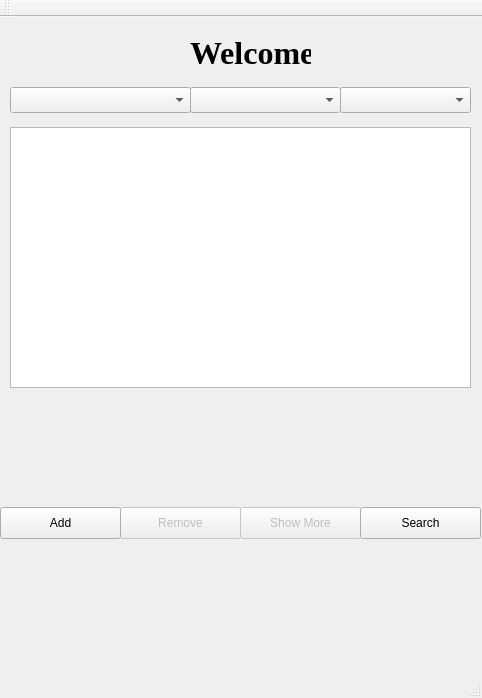
Above: mainwindow.ui from HKH515/VLN56 before the change. Below: the same form after it.
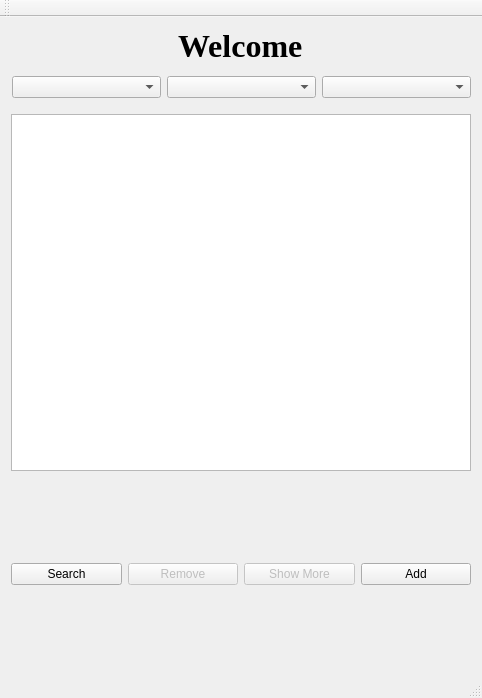
That is the form after the change.

Commit message: main window and some debugging

Patch:
```diff
--- a/mainwindow.ui
+++ b/mainwindow.ui
@@ -2,6 +2,9 @@
 <ui version="4.0">
  <class>MainWindow</class>
  <widget class="QMainWindow" name="MainWindow">
+  <property name="enabled">
+   <bool>true</bool>
+  </property>
   <property name="geometry">
    <rect>
     <x>0</x>
@@ -14,55 +17,11 @@
    <string>MainWindow</string>
   </property>
   <widget class="QWidget" name="centralWidget">
-   <widget class="QListView" name="listView">
-    <property name="geometry">
-     <rect>
-      <x>10</x>
-      <y>110</y>
-      <width>461</width>
-      <height>261</height>
-     </rect>
-    </property>
-   </widget>
-   <widget class="QComboBox" name="type_dropdown">
-    <property name="geometry">
-     <rect>
-      <x>10</x>
-      <y>70</y>
-      <width>181</width>
-      <height>26</height>
-     </rect>
-    </property>
-   </widget>
-   <widget class="QComboBox" name="sort_column_dropdown">
-    <property name="geometry">
-     <rect>
-      <x>190</x>
-      <y>70</y>
-      <width>151</width>
-      <height>26</height>
-     </rect>
-    </property>
-   </widget>
-   <widget class="QComboBox" name="sort_order_dropdown">
-    <property name="geometry">
-     <rect>
-      <x>340</x>
-      <y>70</y>
-      <width>131</width>
-      <height>26</height>
-     </rect>
-    </property>
-   </widget>
+   <layout class="QVBoxLayout" name="verticalLayout">
+    <item>
+     <layout class="QVBoxLayout" name="verticalLayout_2">
+      <item alignment="Qt::AlignHCenter">
    <widget class="QLabel" name="label">
-    <property name="geometry">
-     <rect>
-      <x>190</x>
-      <y>20</y>
-      <width>121</width>
-      <height>31</height>
-     </rect>
-    </property>
     <property name="font">
      <font>
       <family>Georgia</family>
@@ -75,64 +34,106 @@
      <string>Welcome</string>
     </property>
    </widget>
+      </item>
+     </layout>
+    </item>
+    <item>
+     <layout class="QHBoxLayout" name="horizontalLayout">
+      <property name="leftMargin">
+       <number>1</number>
+      </property>
+      <property name="topMargin">
+       <number>6</number>
+      </property>
+      <item>
+       <widget class="QComboBox" name="type_dropdown"/>
+      </item>
+      <item>
+       <widget class="QComboBox" name="sort_order_dropdown"/>
+      </item>
+      <item>
+       <widget class="QComboBox" name="sort_column_dropdown"/>
+      </item>
+     </layout>
+    </item>
+    <item>
+     <layout class="QHBoxLayout" name="horizontalLayout_3">
+      <property name="topMargin">
+       <number>10</number>
+      </property>
+      <item>
+       <widget class="QListWidget" name="listWidget"/>
+      </item>
+     </layout>
+    </item>
+    <item>
+     <spacer name="horizontalSpacer">
+      <property name="orientation">
+       <enum>Qt::Horizontal</enum>
+      </property>
+      <property name="sizeHint" stdset="0">
+       <size>
+        <width>40</width>
+        <height>80</height>
+       </size>
+      </property>
+     </spacer>
+    </item>
+    <item>
+     <layout class="QHBoxLayout" name="horizontalLayout_2">
+      <property name="topMargin">
+       <number>6</number>
+      </property>
+      <item>
+       <widget class="QPushButton" name="search_pushButton">
+        <property name="text">
+         <string>Search</string>
+        </property>
+       </widget>
+      </item>
+      <item>
    <widget class="QPushButton" name="remove_pushButton">
     <property name="enabled">
      <bool>false</bool>
     </property>
-    <property name="geometry">
-     <rect>
-      <x>120</x>
-      <y>490</y>
-      <width>121</width>
-      <height>32</height>
-     </rect>
-    </property>
     <property name="text">
      <string>Remove</string>
     </property>
    </widget>
+      </item>
+      <item>
    <widget class="QPushButton" name="show_more_pushButton">
     <property name="enabled">
      <bool>false</bool>
     </property>
-    <property name="geometry">
-     <rect>
-      <x>240</x>
-      <y>490</y>
-      <width>121</width>
-      <height>32</height>
-     </rect>
-    </property>
     <property name="text">
      <string>Show More</string>
     </property>
    </widget>
-   <widget class="QPushButton" name="search_pushButton">
-    <property name="geometry">
-     <rect>
-      <x>360</x>
-      <y>490</y>
-      <width>121</width>
-      <height>32</height>
-     </rect>
-    </property>
-    <property name="text">
-     <string>Search</string>
-    </property>
-   </widget>
+      </item>
+      <item>
    <widget class="QPushButton" name="add_pushButton">
-    <property name="geometry">
-     <rect>
-      <x>0</x>
-      <y>490</y>
-      <width>121</width>
-      <height>32</height>
-     </rect>
-    </property>
     <property name="text">
      <string>Add</string>
     </property>
    </widget>
+      </item>
+     </layout>
+    </item>
+    <item>
+     <spacer name="horizontalSpacer_2">
+      <property name="orientation">
+       <enum>Qt::Horizontal</enum>
+      </property>
+      <property name="sizeHint" stdset="0">
+       <size>
+        <width>20</width>
+        <height>80</height>
+       </size>
+      </property>
+     </spacer>
+    </item>
+   </layout>
   </widget>
   <widget class="QMenuBar" name="menuBar">
    <property name="geometry">
```
Lines whose indentation alone changed are shown as unchanged. The commit also changes 5 other files.
